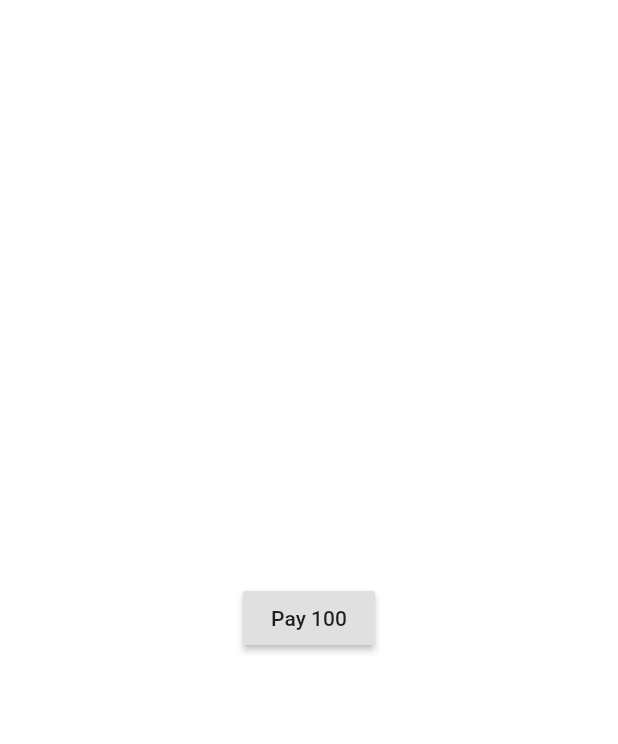
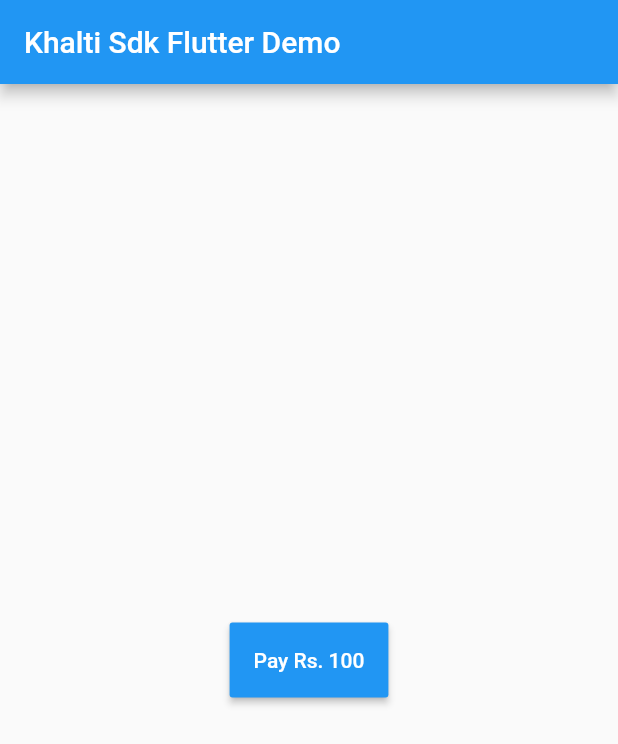
Before and after one commit to abnormalbbk/KhaltiSdkFlutter, a Flutter app: the screen it shows after launch, on a phone screen of 412 x 824 dp. Shown: the top 744 px of the screen. Run offline on Flutter 3.47's test engine with Material 2 defaults, Android fonts, the phone set to English and light mode, and no system bars.

```diff
--- a/example/lib/main.dart
+++ b/example/lib/main.dart
@@ -1,7 +1,4 @@
 import 'package:flutter/material.dart';
-import 'dart:async';
-
-import 'package:flutter/services.dart';
 import 'package:flutterplugin/flutterplugin.dart';
 
 void main() => runApp(Home());
@@ -15,15 +12,24 @@ class Home extends StatelessWidget {
   @override
   Widget build(BuildContext context) {
     return MaterialApp(
-      home: Container(
-        child: Center(
-          child: RaisedButton(
-            child: Text('Pay 100'),
+      home: Scaffold(
+        appBar: AppBar(
+          title: Text('Khalti Sdk Flutter Demo'),
+        ),
+        body: Center(
+          child: MaterialButton(
+            height: 50,
+            color: Theme.of(context).accentColor,
+            child: Text(
+              'Pay Rs. 100',
+              style: TextStyle(
+                color: Colors.white,
+              ),
+            ),
             onPressed: () {
-              Flutterplugin.showFlutterCheckout(
+              Flutterplugin.showKhaltiCheckout(
                 Config(
-                    publicKey:
-                        "test_public_key_3e980bcab8034736bd150f18f7789a87",
+                    publicKey: null,
                     amountInPaisa: 1000,
                     paymentPreferences: _paymentPreferences,
                     productName: "This is name",
--- a/lib/flutterplugin.dart
+++ b/lib/flutterplugin.dart
@@ -5,9 +5,14 @@ import 'package:flutter/services.dart';
 class Flutterplugin {
   static const MethodChannel _channel = const MethodChannel('flutterplugin');
 
-  static Future showFlutterCheckout(Config config) async {
-    return await _channel.invokeMapMethod(
-        'makePaymentViaKhalti', config.toMap());
+  static Future showKhaltiCheckout(Config config) async {
+    try {
+      return await _channel.invokeMapMethod(
+          'makePaymentViaKhalti', config.toMap());
+    } catch (e) {
+      print("Exception Raised : ${e.toString()}");
+      throw Exception(e.toString());
+    }
   }
 }
 
@@ -30,7 +35,11 @@ class Config {
     this.additionalData,
     this.productUrl,
     this.mobileNo,
-  });
+  }) : assert(publicKey != null &&
+            productID != null &&
+            productName != null &&
+            amountInPaisa != null &&
+            paymentPreferences != null);
 
   Map<String, dynamic> toMap() {
     return {
```
Also changed, not shown: 1 other file.
